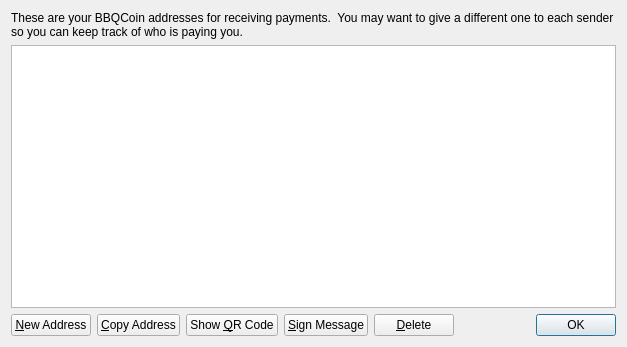
Qt form src/qt/forms/addressbookpage.ui (psdgithub/bitcoin) before a commit.
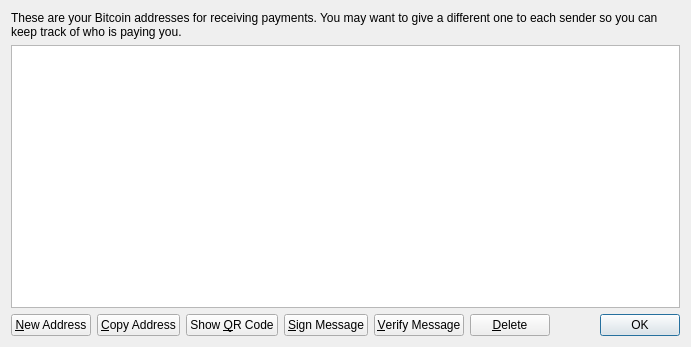
The same form after that commit. Icons and pictures are not drawn.

Commit message:
GUI: merge sign/verify message into a single window with tabbed UI
- add UI-feedback via QValidatedLineEdit
- copy button for generated signature was moved to the signature output field
- add an addressbook button to verify message tab
- input fields are now evenly ordered for sign and verify tabs
- update FIRST_CLASS_MESSAGING support to ensure a good UX
- add a button and context menu entry in addressbook for verify message (to be consistent with sign message)
- focus is now only set/changed, when clearing input fields or adding an address via addressbook
- re-work / update some strings

```diff
--- a/src/qt/forms/addressbookpage.ui
+++ b/src/qt/forms/addressbookpage.ui
@@ -6,7 +6,7 @@
    <rect>
     <x>0</x>
     <y>0</y>
-    <width>627</width>
+    <width>691</width>
     <height>347</height>
    </rect>
   </property>
@@ -17,10 +17,10 @@
    <item>
     <widget class="QLabel" name="labelExplanation">
      <property name="text">
-      <string>These are your BBQCoin addresses for receiving payments.  You may want to give a different one to each sender so you can keep track of who is paying you.</string>
+      <string>These are your Bitcoin addresses for receiving payments. You may want to give a different one to each sender so you can keep track of who is paying you.</string>
      </property>
      <property name="textFormat">
-      <enum>Qt::AutoText</enum>
+      <enum>Qt::PlainText</enum>
      </property>
      <property name="wordWrap">
       <bool>true</bool>
@@ -110,6 +110,20 @@
        </property>
       </widget>
      </item>
+     <item>
+      <widget class="QPushButton" name="verifyMessage">
+       <property name="toolTip">
+        <string>Verify a message to ensure it was signed with a specified Bitcoin address</string>
+       </property>
+       <property name="text">
+        <string>&amp;Verify Message</string>
+       </property>
+       <property name="icon">
+        <iconset resource="../bitcoin.qrc">
+         <normaloff>:/icons/transaction_0</normaloff>:/icons/transaction_0</iconset>
+       </property>
+      </widget>
+     </item>
      <item>
       <widget class="QPushButton" name="deleteButton">
        <property name="toolTip">
```
Left out of the diff: 2 changed lines with no effect on the pictures. The commit also changes 14 other files.
